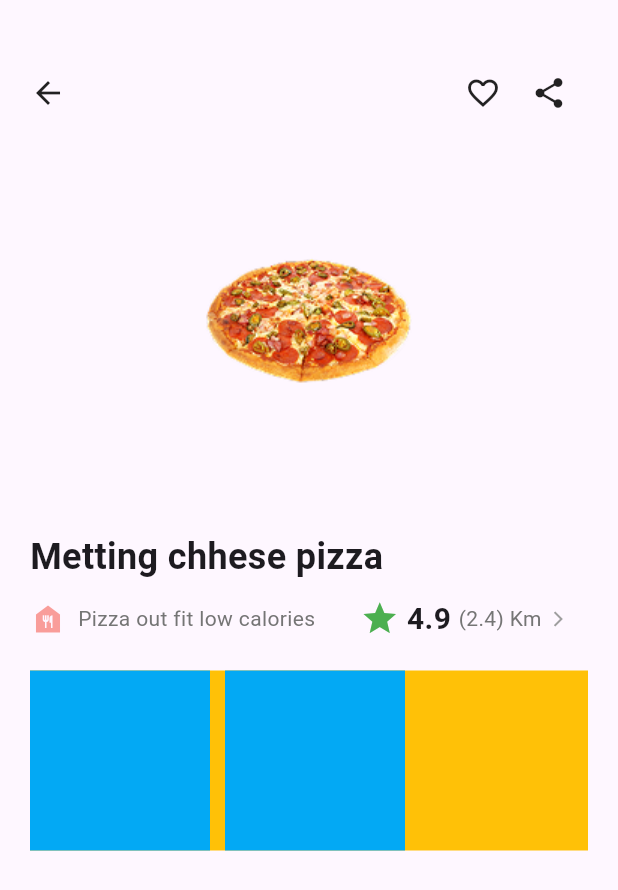
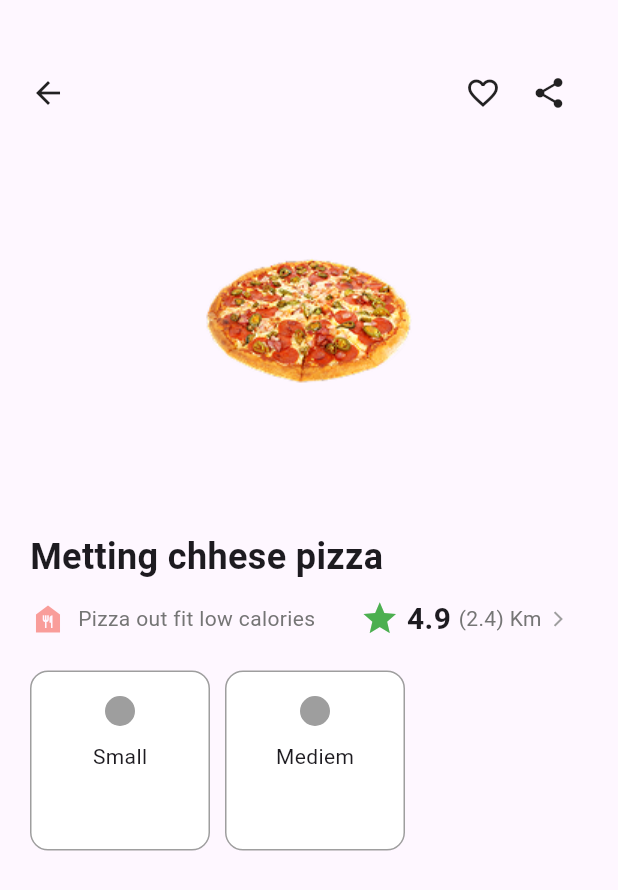
Before and after one commit to HeaSonetra/flutter9_10, a Flutter app: the Detailpage screen opened directly with sample values from the repository, on a phone screen of 412 x 824 dp. Shown: the top 890 px of the screen. Run offline on Flutter 3.47's test engine with Material 3 defaults, Android fonts, the phone set to English and light mode, and no system bars; our stand-ins replace carousel_slider.

Commit message:
size preview

```diff
--- a/lib/model/ProductModel.dart
+++ b/lib/model/ProductModel.dart
@@ -12,6 +12,7 @@ class Productmodel {
   final double calories;
   final String decription;
   final double rate;
+   bool check_size;
   final int CategoryID;
 
   Productmodel({
@@ -25,55 +26,12 @@ class Productmodel {
     required this.calories,
     required this.decription,
     required this.rate,
+    required this.check_size,
     required this.CategoryID,
   });
 }
 
 List<Productmodel> listProduct = [
-  // Productmodel(
-  //   id: 1,
-  //   title: 'Metting chhese pizza',
-  //   price: 10,
-  //   img: 'assets/pizza1.png',
-  //   preview: [],
-  //   map: 20,
-  //   counter: 0,
-  //   calories: 40,
-  //   CategoryID: listCategory[0].id,
-  // ),
-  // Productmodel(
-  //   id: 2,
-  //   title: 'Shusi for you',
-  //   price: 10,
-  //   img: 'assets/shusi.png',
-  //   preview: [],
-  //   map: 20,
-  //   counter: 0,
-  //   calories: 50,
-  //   CategoryID: listCategory[0].id,
-  // ),
-  // Productmodel(
-  //   id: 3,
-  //   title: 'Lemom cat tea',
-  //   price: 10,
-  //   img:'assets/drink.jpg',
-  //   preview: [],
-  //   map: 20,
-  //   counter: 0,
-  //   calories: 30,
-  //   CategoryID: listCategory[1].id,
-  // ),
-  // Productmodel(
-  //   id: 4,
-  //   title: 'Berger a title calories',
-  //   price: 10,
-  //   img:'assets/berger.png',
-  //   preview: [],
-  //   map: 20,
-  //   counter: 0,
-  //   calories: 10,
-  //   CategoryID: listCategory[0].id,
-  // ),
   Productmodel(
     id: 1,
     title: 'Metting chhese pizza',
@@ -85,6 +43,7 @@ List<Productmodel> listProduct = [
     calories: 4,
     decription: "Pizza out fit low calories",
     rate: 4.9,
+    check_size: false,
     CategoryID: listCategory[0].id,
   ),
   Productmodel(
@@ -98,6 +57,7 @@ List<Productmodel> listProduct = [
     calories: 4,
     decription: "Pizza out fit low calories",
     rate: 4.9,
+    check_size: false,
     CategoryID: listCategory[1].id,
   ),
 ];
--- a/lib/view/detailpage.dart
+++ b/lib/view/detailpage.dart
@@ -86,26 +86,8 @@ class _DetailpageState extends State<Detailpage> {
             Container(
               width: double.infinity,
               height: 120,
-              decoration: BoxDecoration(
-                color: Colors.amber
-              ),
               child: Row(
               children: [
-                // GridView.count(
-                //   scrollDirection: Axis.horizontal,
-                //   crossAxisCount: 3,
-                //   mainAxisSpacing: 10,
-                //   crossAxisSpacing: 10,
-                //   childAspectRatio: 1/1,
-                //   children: List.generate(widget.productmodel.size.length,(index)=>Container(
-                //       height: 100,
-                //       decoration: BoxDecoration(
-
-                //         color: const Color.fromARGB(255, 24, 18, 216)
-                //       ),
-                //     )
-                //   )
-                // ),
                 Expanded(
                   child: GridView.builder(
                     scrollDirection: Axis.horizontal,
@@ -117,10 +99,35 @@ class _DetailpageState extends State<Detailpage> {
                     ),
                     itemCount: widget.productmodel.size.length,
                     itemBuilder: (context,index){
-                    return Container(
-                          decoration: BoxDecoration(
-                            color: Colors.lightBlue
-                          ),
+                    return GestureDetector(
+                      onTap: () {
+                        setState(() {
+                          widget.productmodel.check_size=!widget.productmodel.check_size;
+                        });
+                      },
+                      child: Container(
+                            decoration: BoxDecoration(
+                              color: Colors.white,
+                              borderRadius: BorderRadius.circular(12),
+                              border: Border.all(width: 1,color: Colors.grey)
+                            ),
+                            child: Column(
+                              children: [
+                                SizedBox(height: 16,),
+                                Container(
+                                  width: 20,
+                                  height: 20,
+                                  decoration: BoxDecoration(
+                                    shape: BoxShape.circle,
+                                    border: Border.all(width: 1,color:(widget.productmodel.check_size==false)?Colors.grey:Colors.red),
+                                    color:(widget.productmodel.check_size==false)?Colors.grey:Colors.red
+                                  ),
+                                ),
+                                SizedBox(height: 10,),
+                                Text('${widget.productmodel.size[index]}')
+                              ],
+                            ),
+                      ),
                     );
                   }),
                 )
```
